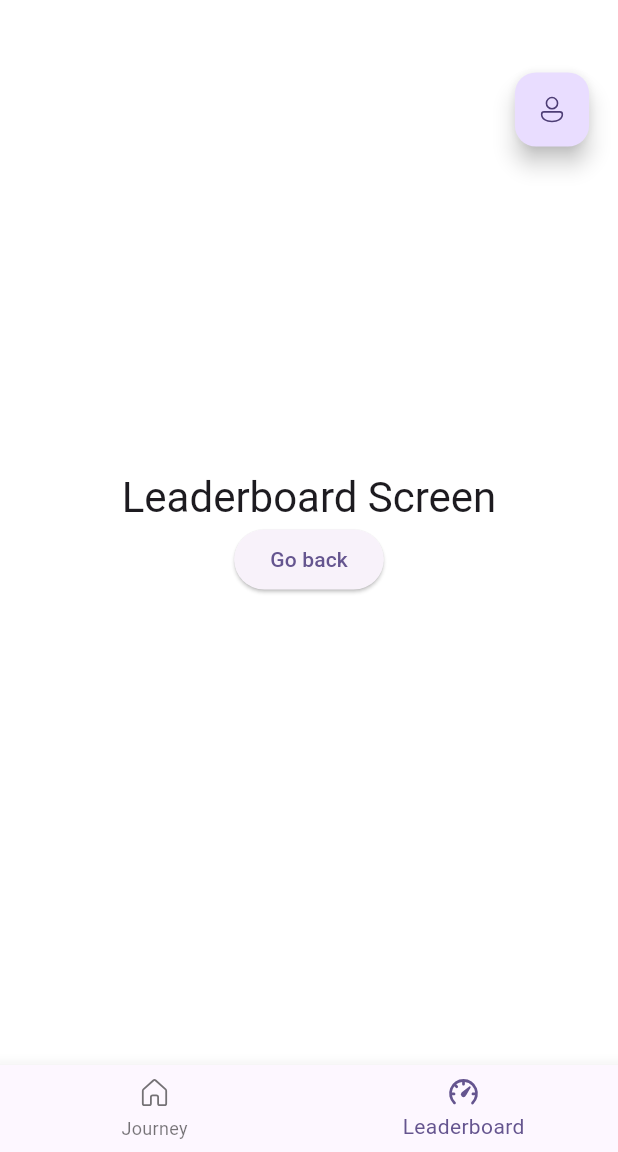
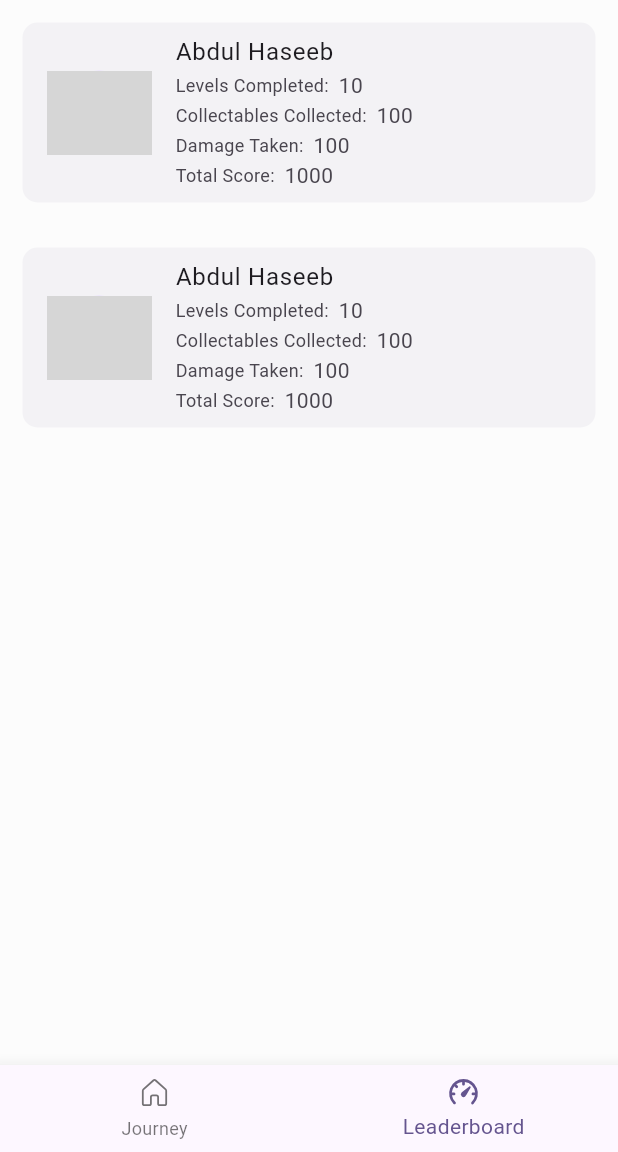
Before and after one commit to HaseebKahn365/maize_beta, a Flutter app: the screen it shows after launch, item 2 of the bottom bar chosen, on a phone screen of 412 x 824 dp, the part 84-1236 px from its top. Run offline on Flutter 3.47's test engine with Material 3 defaults, Android fonts, the light colour scheme and no system bars; our stand-ins replace country_picker, fluentui_system_icons, flutter_animate, sensors_plus, timeline_tile; missing offline and left inert: flame, flame_audio, flame_tiled; network calls fail; grey boxes are pictures that could not be loaded.

Commit message:
leaderboard ui prepared

```diff
--- a/lib/Screens/Journey.dart
+++ b/lib/Screens/Journey.dart
@@ -166,10 +166,10 @@ class BeautifulEventCard extends StatelessWidget {
       ),
       title: Text(name, style: TextStyle(fontWeight: FontWeight.bold, fontSize: 12)),
       subtitle: Text(score.toString()),
-      trailing: IconButton(
-        icon: Icon(Icons.arrow_forward_ios),
-        onPressed: () {},
-      ),
+      trailing: Icon(Icons.arrow_forward_ios, size: 15),
+      onTap: () {
+        print('tapped');
+      },
     );
   }
 }
--- a/lib/Screens/leaderboard.dart
+++ b/lib/Screens/leaderboard.dart
@@ -1,3 +1,5 @@
+// ignore_for_file: prefer_const_literals_to_create_immutables
+
 import 'package:flutter/material.dart';
 
 class LeaderBoardScreen extends StatefulWidget {
@@ -11,17 +13,130 @@ class _LeaderBoardScreenState extends State<LeaderBoardScreen> {
   @override
   Widget build(BuildContext context) {
     return Scaffold(
-      body: Center(
-        child: Column(
-          mainAxisAlignment: MainAxisAlignment.center,
-          children: <Widget>[
-            Text(
-              'Leaderboard Screen',
-              style: Theme.of(context).textTheme.headline4,
+        body: ListView(
+      children: [
+        //here we will display the top 100 player and their following details. these player will be sorted based oon the following criteria
+
+        /*
+          1. most levels completed
+          2. most collectables collected
+          3. least damage taken
+
+           */
+
+        //each player will have the following details
+        //1. avatar as country flag
+        //2. name
+
+        //3. levels completed
+        //4. collectables collected
+        //5. damage taken
+
+        //6. total score
+
+        PlayerListTile(
+          name: 'Abdul Haseeb',
+          countryCode: 'pk',
+          levelsCompleted: 10,
+          collectablesCollected: 100,
+          damageTaken: 100,
+          totalScore: 1000,
+        ),
+
+        PlayerListTile(
+          name: 'Abdul Haseeb',
+          countryCode: 'pk',
+          levelsCompleted: 10,
+          collectablesCollected: 100,
+          damageTaken: 100,
+          totalScore: 1000,
+        ),
+      ],
+    ));
+  }
+}
+
+class PlayerListTile extends StatelessWidget {
+  final String name;
+  final String countryCode;
+  final int levelsCompleted;
+  final int collectablesCollected;
+  final int damageTaken;
+  final int totalScore;
+  const PlayerListTile({
+    super.key,
+    required this.name,
+    required this.countryCode,
+    required this.levelsCompleted,
+    required this.collectablesCollected,
+    required this.damageTaken,
+    required this.totalScore,
+  });
+
+  @override
+  Widget build(BuildContext context) {
+    return Container(
+      margin: const EdgeInsets.all(15),
+      decoration: BoxDecoration(
+        color: Theme.of(context).colorScheme.onPrimaryContainer.withOpacity(0.05),
+        borderRadius: BorderRadius.circular(10),
+      ),
+      child: ListTile(
+        leading: CircleAvatar(
+          radius: 35,
+          backgroundImage: NetworkImage('https://flagcdn.com/w160/$countryCode.jpg'),
+        ),
+        title: Text(name),
+        subtitle: Column(
+          crossAxisAlignment: CrossAxisAlignment.start,
+          children: [
+            Row(
+              children: [
+                Text(
+                  'Levels Completed:  ',
+                  style: TextStyle(fontSize: 12),
+                ),
+                Text(
+                  levelsCompleted.toString(),
+                  style: TextStyle(fontSize: 14),
+                ),
+              ],
             ),
-            ElevatedButton(
-              onPressed: () {},
-              child: Text('Go back'),
+            Row(
+              children: [
+                Text(
+                  'Collectables Collected:  ',
+                  style: TextStyle(fontSize: 12),
+                ),
+                Text(
+                  collectablesCollected.toString(),
+                  style: TextStyle(fontSize: 14),
+                ),
+              ],
+            ),
+            Row(
+              children: [
+                Text(
+                  'Damage Taken:  ',
+                  style: TextStyle(fontSize: 12),
+                ),
+                Text(
+                  damageTaken.toString(),
+                  style: TextStyle(fontSize: 14),
+                ),
+              ],
+            ),
+            Row(
+              children: [
+                Text(
+                  'Total Score:  ',
+                  style: TextStyle(fontSize: 12),
+                ),
+                Text(
+                  totalScore.toString(),
+                  style: TextStyle(fontSize: 14),
+                ),
+              ],
             ),
           ],
         ),
--- a/lib/Screens/main_screen.dart
+++ b/lib/Screens/main_screen.dart
@@ -3,6 +3,7 @@
 import 'package:country_picker/country_picker.dart';
 import 'package:fluentui_system_icons/fluentui_system_icons.dart';
 import 'package:flutter/material.dart';
+import 'package:flutter_animate/flutter_animate.dart';
 import 'package:maize_beta/Screens/Journey.dart';
 import 'package:maize_beta/Screens/leaderboard.dart';
 
@@ -52,8 +53,7 @@ class _MainScreenState extends State<MainScreen> {
     return ThemeData(
       colorSchemeSeed: colorOptions[colorSelected],
       //override the background color
-      scaffoldBackgroundColor: useLightMode ? Colors.white : Colors.black,
-      useMaterial3: useMaterial3,
+      scaffoldBackgroundColor: useLightMode ? Color.fromARGB(255, 252, 252, 252) : Color.fromARGB(255, 15, 15, 15), useMaterial3: useMaterial3,
       brightness: useLightMode ? Brightness.light : Brightness.dark,
     );
   }
@@ -147,7 +147,9 @@ class _HomeScreenState extends State<HomeScreen> with TickerProviderStateMixin {
 
       // we are gonna use a bottom sheet to picker the country code and also allow user to set his name
       //using country_code_picker package
-      floatingActionButton: Padding(
+      floatingActionButton: (selectedScreen == 1)
+          ? SizedBox.shrink()
+          : Padding(
               padding: const EdgeInsets.only(top: 175.0),
               child: Align(
                 alignment: Alignment.topRight,
```
Lines whose indentation alone changed are shown as unchanged.
